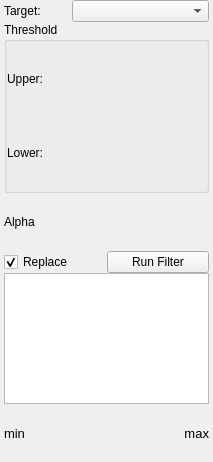
First picture: the form in src/Interface/ToolInterface/HistogramEqualizationFilterInterface.ui, repository SCIInstitute/Seg3D, before the edit.
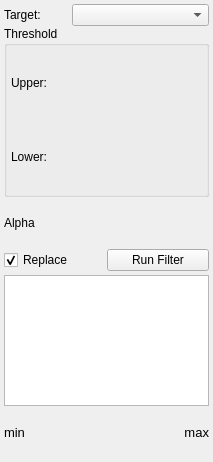
Second picture: the form after the edit.

Patch:
```diff
--- a/src/Interface/ToolInterface/HistogramEqualizationFilterInterface.ui
+++ b/src/Interface/ToolInterface/HistogramEqualizationFilterInterface.ui
@@ -35,18 +35,9 @@
    <property name="spacing">
     <number>0</number>
    </property>
-   <property name="leftMargin">
+   <property name="margin">
     <number>4</number>
    </property>
-   <property name="topMargin">
-    <number>0</number>
-   </property>
-   <property name="rightMargin">
-    <number>4</number>
-   </property>
-   <property name="bottomMargin">
-    <number>0</number>
-   </property>
    <item>
     <layout class="QHBoxLayout" name="activeHLayout" stretch="1,2">
      <property name="spacing">
@@ -99,6 +90,12 @@
       </property>
       <item>
        <layout class="QHBoxLayout" name="upperHLayout_top">
+        <property name="leftMargin">
+         <number>4</number>
+        </property>
+        <property name="rightMargin">
+         <number>4</number>
+        </property>
         <item>
          <widget class="QLabel" name="upperLabel">
           <property name="text">
@@ -126,6 +123,12 @@
       </item>
       <item>
        <layout class="QHBoxLayout" name="lowerHLayout_top">
+        <property name="leftMargin">
+         <number>4</number>
+        </property>
+        <property name="rightMargin">
+         <number>4</number>
+        </property>
         <item>
          <widget class="QLabel" name="lowerLabel">
           <property name="text">
@@ -186,6 +189,9 @@
      <property name="spacing">
       <number>0</number>
      </property>
+     <property name="bottomMargin">
+      <number>4</number>
+     </property>
      <item>
       <widget class="QCheckBox" name="replaceCheckBox">
        <property name="text">
```
Left out of the diff: 24 changed lines with no effect on the pictures.
